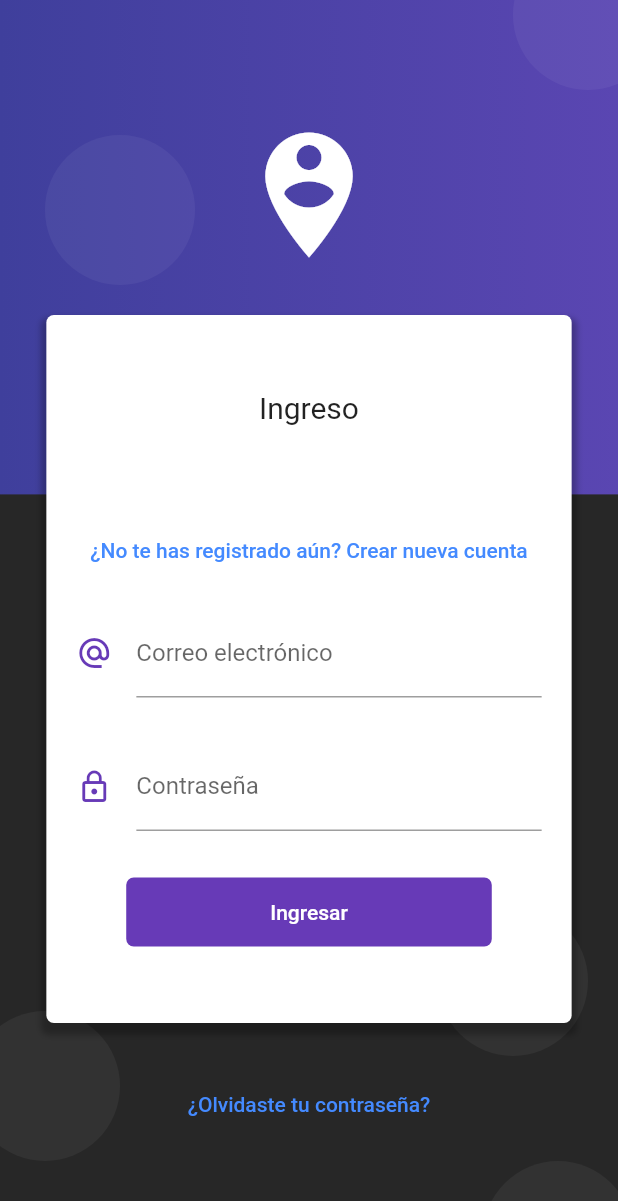
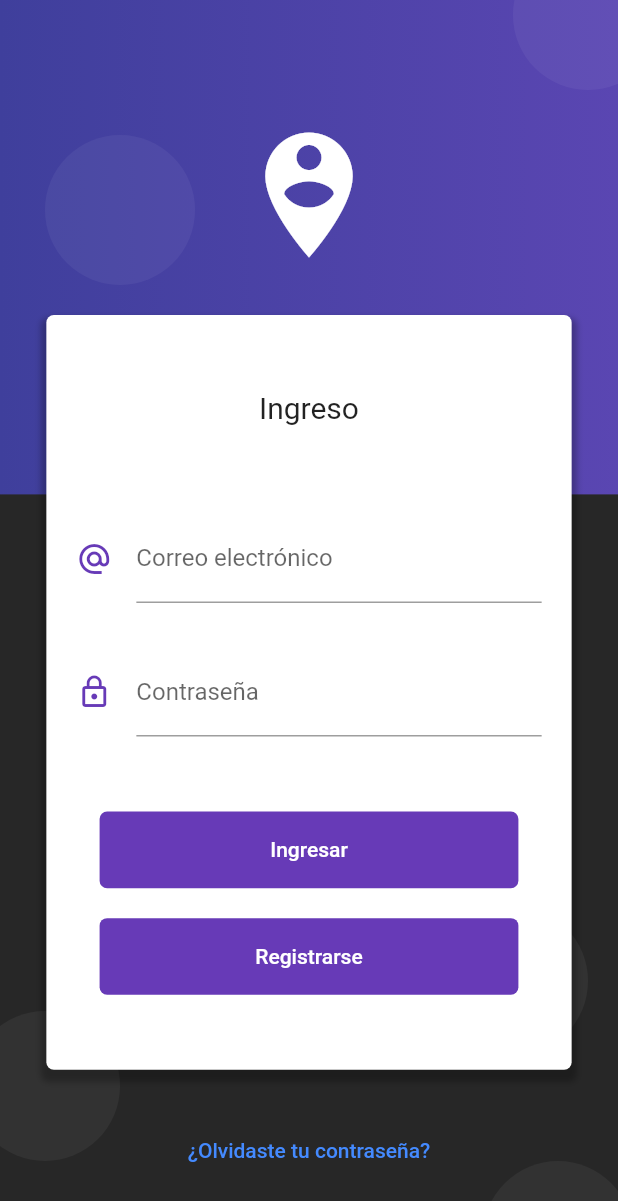
Before and after one commit to DmitryKozl0v/Mi_QR_app, a Flutter app: the screen it shows after launch, on a phone screen of 412 x 824 dp. Shown: the top 1201 px of the screen. Run offline on Flutter 3.47's test engine with Material 2 defaults, Android fonts, the phone set to English and light mode, and no system bars; our stand-ins replace firebase_auth, firebase_core, permission_handler, qr_flutter, rxdart, shared_preferences; accounts and stored records are empty.

```diff
--- a/lib/src/pages/login_page.dart
+++ b/lib/src/pages/login_page.dart
@@ -30,7 +30,6 @@ class _LoginPageState extends State<LoginPage> {
         children: <Widget>[
           _crearFondo( context ),
           _loginForm( context ),
-
           _isLoading ? Stack(children: <Widget>[
             Container(height: double.infinity,width: double.infinity, color: Colors.white24,),
             Center(child: CircularProgressIndicator(
@@ -40,7 +39,6 @@ class _LoginPageState extends State<LoginPage> {
               )
             )
           ]) : Container()
-
         ],
       )
     );
@@ -84,17 +82,13 @@ class _LoginPageState extends State<LoginPage> {
                 children: <Widget>[
                   Text('Ingreso', style: TextStyle(fontSize: 20.0)),
                   SizedBox( height: 60.0 ),
-                  FlatButton(
-                    child: Text('¿No te has registrado aún? Crear nueva cuenta'),
-                    onPressed: () => Navigator.pushReplacementNamed(context, 'register'),
-                    textColor: Colors.blueAccent,
-                  ),
-                  SizedBox( height: 15.0 ),
                   _crearEmail( loginBloc ),
                   SizedBox( height: 30.0 ),
                   _crearPassword( loginBloc ),
-                  SizedBox( height: 30.0 ),
-                  _crearBoton(loginBloc, loginData, userData )
+                  SizedBox( height: 50.0 ),
+                  _crearBoton(loginBloc, loginData, userData, size),
+                  SizedBox( height: 20.0 ),
+                  _crearBotonRegistro(size)
                 ],
               ),
             ),
@@ -170,7 +164,7 @@ class _LoginPageState extends State<LoginPage> {
     );
   }
 
-  Widget _crearBoton( LoginBloc loginBloc, LoginData loginData, SavedUserData userData) {
+  Widget _crearBoton( LoginBloc loginBloc, LoginData loginData, SavedUserData userData, Size size) {
 
     return StreamBuilder(
       stream: loginBloc.loginValidStream,
@@ -178,8 +172,9 @@ class _LoginPageState extends State<LoginPage> {
 
         return RaisedButton(
           child: Container(
-            padding: EdgeInsets.symmetric( horizontal: 80.0, vertical: 15.0),
-            child: Text('Ingresar'),
+            height: size.height * 0.062,
+            width: size.width * 0.6,
+            child: Center(child: Text('Ingresar')),
           ),
           shape: RoundedRectangleBorder(
             borderRadius: BorderRadius.circular(5.0)
@@ -191,6 +186,24 @@ class _LoginPageState extends State<LoginPage> {
           onPressed: () => _login(loginData, context, userData)
         );
       },
+    );
+  }
+
+  Widget _crearBotonRegistro(Size size){
+
+    return RaisedButton(
+      child: Container(
+        height: size.height * 0.062,
+        width: size.width * 0.6,
+        child: Center(child: Text('Registrarse')),
+      ),
+      shape: RoundedRectangleBorder(
+        borderRadius: BorderRadius.circular(5.0)
+      ),
+      elevation: 0.0,
+      color: Colors.deepPurple,
+      textColor: Colors.white,
+      onPressed: () => Navigator.pushReplacementNamed(context, 'register'),
     );
   }
 
@@ -246,15 +259,14 @@ class _LoginPageState extends State<LoginPage> {
             ],
           ),
         )
-
       ],
     );
-
   }
 
   _login(LoginData loginData, BuildContext context, SavedUserData userData, ) async{
 
     FocusScope.of(context).requestFocus(FocusNode());   //Removes keyboard!
+    userData.hasCreatedQR = false;
 
     setState(() {
       _isLoading = true;
@@ -266,14 +278,12 @@ class _LoginPageState extends State<LoginPage> {
     if(loginInfo['ok']){
 
       Map idTokenData = await loginProvider.firebaseAuthGetIdTokenExpirationTime();
-      userData.idToken = loginInfo['token'];
-
 
       if(idTokenData['ok']){
         await clientProvider.updateUserMetaData(loginInfo['token'], loginInfo['uid'], idTokenData['date']);
       }
 
-      Map userInfo = loginProvider.firebaseAuthGetCurrentUser();
+      Map userInfo = await loginProvider.firebaseAuthGetCurrentUser();
 
       if(userInfo['ok']){
 
@@ -282,9 +292,10 @@ class _LoginPageState extends State<LoginPage> {
           setState(() {
             _isLoading = false;
           });
-          Navigator.pushReplacementNamed(context, 'home');
+          userData.hasCreatedQR = true;
+          Navigator.pushReplacementNamed(context, 'home', arguments: loginInfo['token']);
 
-        }else if(userInfo['user'] != null){
+        }else if(userInfo['user'].displayName != null){
 
           setState(() {
             _isLoading = false;
@@ -292,16 +303,15 @@ class _LoginPageState extends State<LoginPage> {
           userData.dataID = userInfo['user'].displayName;
           userData.uid = loginInfo['uid'];
           userData.hasCreatedQR = true;
-          Navigator.pushReplacementNamed(context, 'home');
+          Navigator.pushReplacementNamed(context, 'home', arguments: loginInfo['token']);
 
         }else{
 
           setState(() {
             _isLoading = false;
           });
-          userData.hasCreatedQR = false;
           userData.uid = loginInfo['uid'];
-          Navigator.pushReplacementNamed(context, 'disclaimer');
+          Navigator.pushReplacementNamed(context, 'disclaimer', arguments: loginInfo['token']);
 
         }
       }else{
```
Also changed, not shown: lib/src/pages/disclaimer_page.dart (+12 -15 lines), lib/src/pages/form_page.dart (+32 -4 lines), lib/src/pages/home_page.dart (+24 -4 lines), lib/src/pages/test_page.dart (+9 -9 lines), lib/src/pages/user_data_page.dart (+10 -14 lines), lib/src/providers/client_provider.dart (+4 -4 lines), lib/src/providers/login_provider.dart (+33 -5 lines), lib/src/shared_preferences/shared_preferences.dart (+4 -4 lines), 7 other files. Lines whose indentation alone changed are shown as unchanged.
